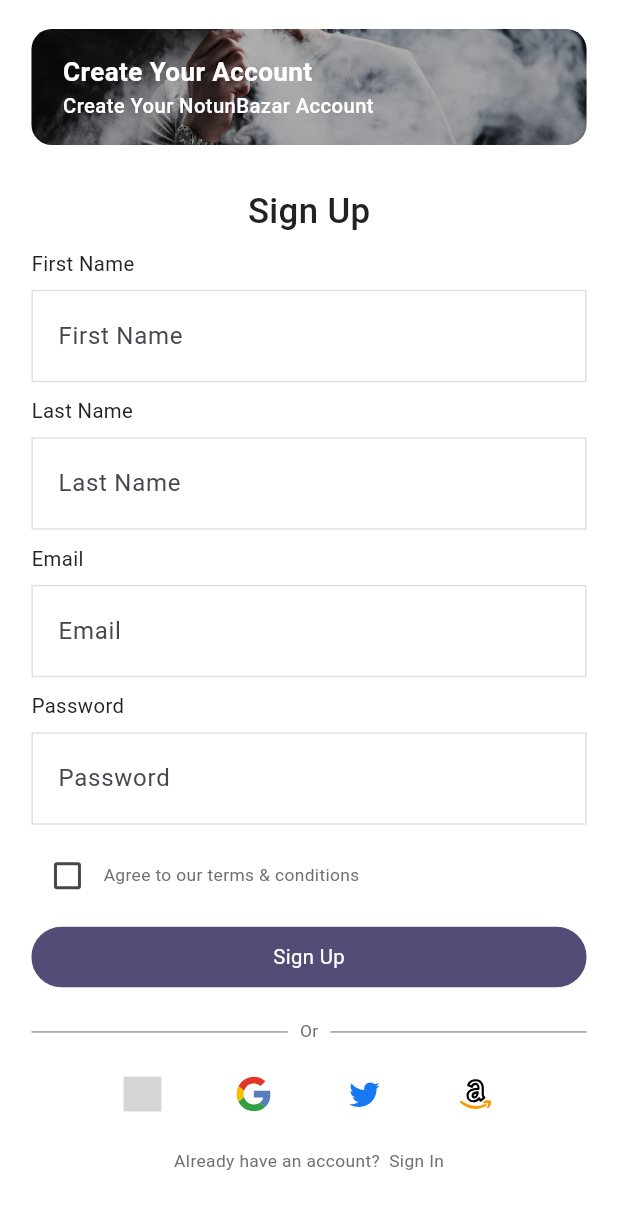
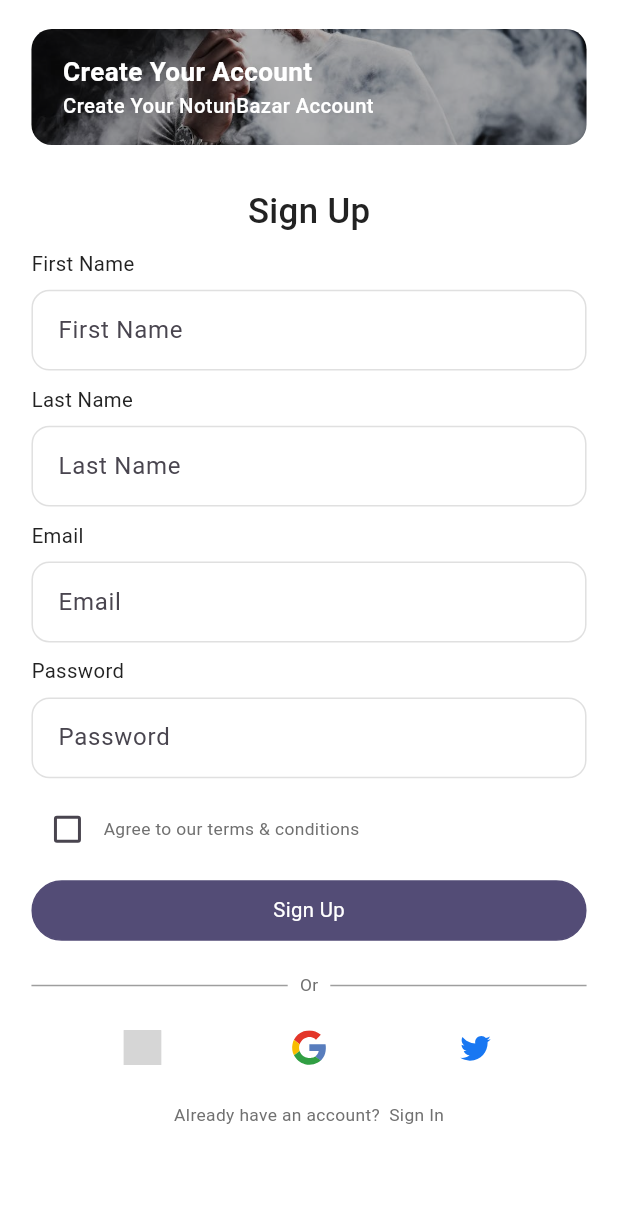
Before and after one commit to taskinnasif144/notun_bazar_ecommerce, a Flutter app: the screen it shows after launch, after a tap on "Sign in", after a tap on "Sign Up", on a phone screen of 412 x 824 dp. Shown: the top 1209 px of the screen. Run offline on Flutter 3.47's test engine with Material 3 defaults, Android fonts, the phone set to English and light mode, and no system bars; our stand-ins replace flutter_screenutil, flutter_svg, get, get_storage, google_fonts, loading_animation_widget; generated files the repository leaves out were written again; grey boxes are pictures that could not be loaded.

Commit message:
refactor: Update padding and border radius in CustomInputField; remove Amazon sign-in option from SignIn and SignUp screens; improve color filter in authHeaderDecoration

```diff
--- a/lib/Common/components/custom_input_field.dart
+++ b/lib/Common/components/custom_input_field.dart
@@ -54,10 +54,10 @@ class CustomInputField extends StatelessWidget {
         Obx(() {
           final obscure = isObscure.value;
           return Container(
-            padding: EdgeInsets.symmetric(horizontal: 16.w, vertical: 6.h),
+            padding: EdgeInsets.symmetric(horizontal: 16.w, vertical: 2.h),
             decoration: BoxDecoration(
               border: Border.all(color: AppColors.lightGray),
-              borderRadius: BorderRadius.circular(borderRadius?? 0),
+              borderRadius: BorderRadius.circular(borderRadius?? 12),
               color: background,
             ),
             // Row is used for prefix icons and suffix icons
--- a/lib/features/auth/component/decorations.dart
+++ b/lib/features/auth/component/decorations.dart
@@ -14,7 +14,7 @@ Container authHeaderDecoration({required String title, required String subTitle}
         image: AssetImage(ImageConst.vapingImage),
         fit: BoxFit.cover,
         colorFilter: ColorFilter.mode(
-          Colors.black.withOpacity(0.3),
+          Colors.black.withAlpha((0.3 * 255).toInt()),
           BlendMode.darken,
         ),
       ),
--- a/lib/features/auth/views/sign_in_screen.dart
+++ b/lib/features/auth/views/sign_in_screen.dart
@@ -106,10 +106,6 @@ class SignInScreen extends StatelessWidget {
                             onTap: auth.twitterSignInMethod,
                             child: iconRender(url: AppIcons.twitterIcon),
                           ),
-                          GestureDetector(
-                            onTap: auth.amazonSignInMethod,
-                            child: iconRender(url: AppIcons.amazonIcon),
-                          ),
                         ],
                       ),
                     ),
--- a/lib/features/auth/views/sign_up_screen.dart
+++ b/lib/features/auth/views/sign_up_screen.dart
@@ -121,10 +121,6 @@ class SignUpScreen extends StatelessWidget {
                               onTap: auth.twitterSignInMethod,
                               child: iconRender(url: AppIcons.twitterIcon),
                             ),
-                            GestureDetector(
-                              onTap: auth.amazonSignInMethod,
-                              child: iconRender(url: AppIcons.amazonIcon),
-                            ),
                           ],
                         ),
                       ),
```
Also changed, not shown: 4 other files.
